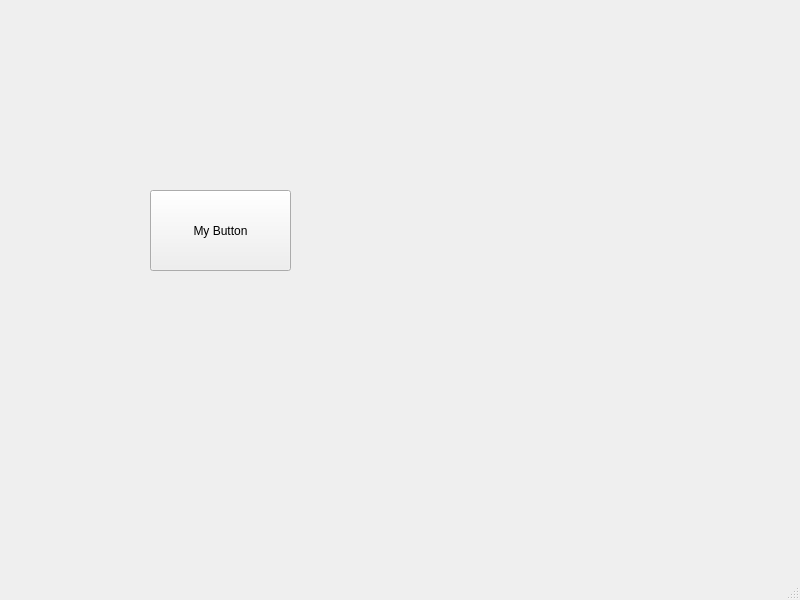
First picture: the form in src/ui/window.ui, repository NicholasFeltrin/Bitary, before the edit.
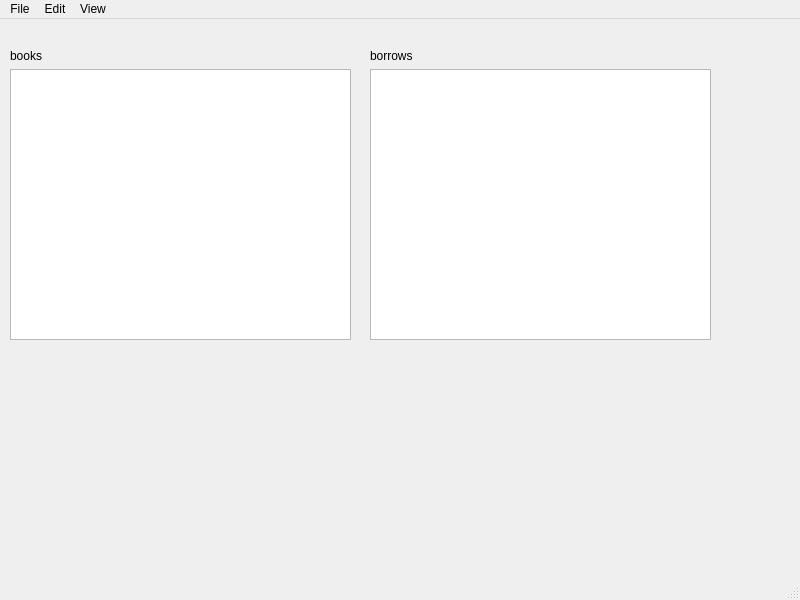
Second picture: the form after the edit.

```diff
--- a/src/ui/window.ui
+++ b/src/ui/window.ui
@@ -14,17 +14,50 @@
    <string>Window</string>
   </property>
   <widget class="QWidget" name="centralwidget">
-   <widget class="QPushButton" name="myButton">
+   <widget class="QTableView" name="CustomTableModel">
     <property name="geometry">
      <rect>
-      <x>150</x>
-      <y>190</y>
-      <width>141</width>
-      <height>81</height>
+      <x>10</x>
+      <y>50</y>
+      <width>341</width>
+      <height>271</height>
      </rect>
     </property>
+   </widget>
+   <widget class="QLabel" name="label">
+    <property name="geometry">
+     <rect>
+      <x>10</x>
+      <y>30</y>
+      <width>52</width>
+      <height>14</height>
+     </rect>
+    </property>
     <property name="text">
-     <string>My Button</string>
+     <string>books</string>
+    </property>
+   </widget>
+   <widget class="QLabel" name="label_2">
+    <property name="geometry">
+     <rect>
+      <x>370</x>
+      <y>30</y>
+      <width>52</width>
+      <height>14</height>
+     </rect>
+    </property>
+    <property name="text">
+     <string>borrows</string>
+    </property>
+   </widget>
+   <widget class="QTableView" name="tableView_2">
+    <property name="geometry">
+     <rect>
+      <x>370</x>
+      <y>50</y>
+      <width>341</width>
+      <height>271</height>
+     </rect>
     </property>
    </widget>
   </widget>
@@ -37,6 +70,24 @@
      <height>19</height>
     </rect>
    </property>
+   <widget class="QMenu" name="menuFile">
+    <property name="title">
+     <string>File</string>
+    </property>
+   </widget>
+   <widget class="QMenu" name="menuEdit">
+    <property name="title">
+     <string>Edit</string>
+    </property>
+   </widget>
+   <widget class="QMenu" name="menuView">
+    <property name="title">
+     <string>View</string>
+    </property>
+   </widget>
+   <addaction name="menuFile"/>
+   <addaction name="menuEdit"/>
+   <addaction name="menuView"/>
   </widget>
   <widget class="QStatusBar" name="statusbar"/>
  </widget>
```
Left out of the diff: 6 changed lines with no effect on the pictures.
